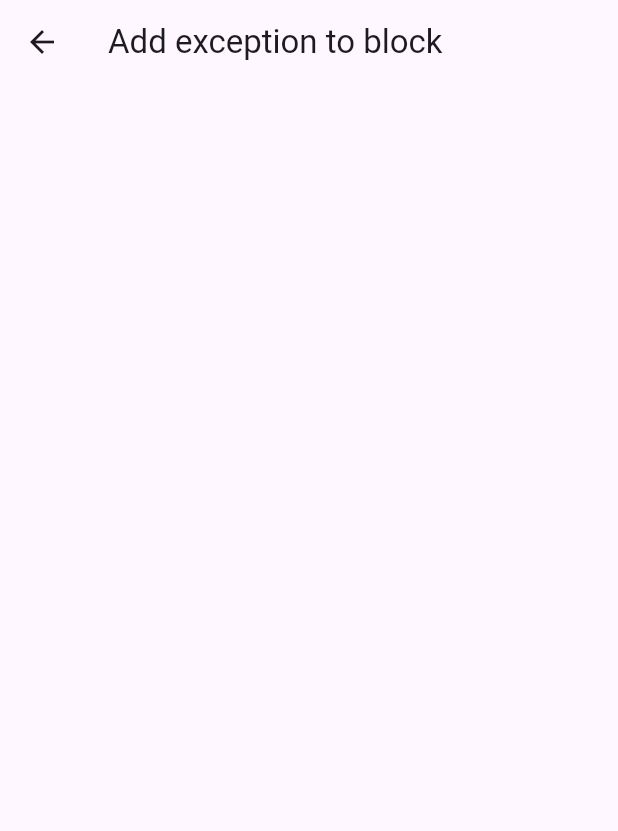
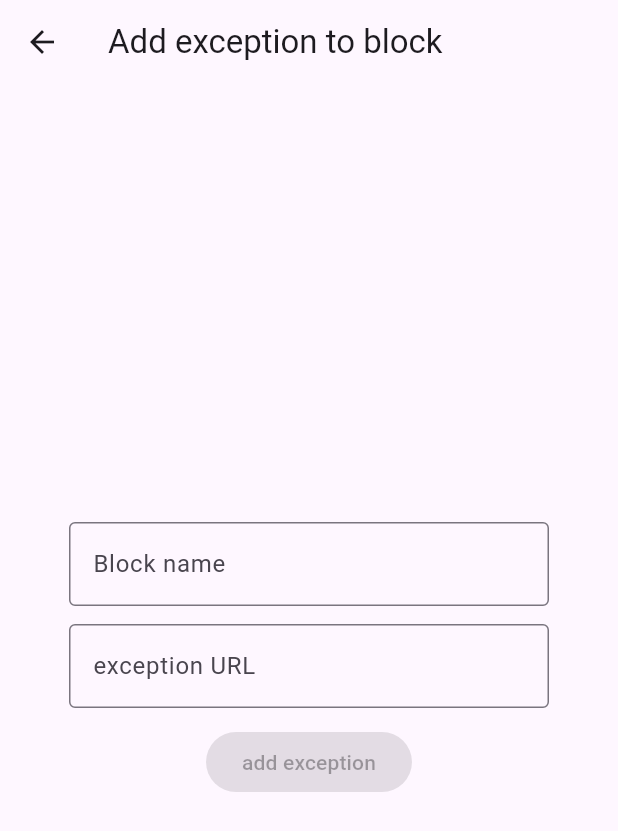
Before and after one commit to DamirGalimzhanovUVA/cold-turkey-remote-controller, a Flutter app: the AddExceptionPage screen opened directly, on a phone screen of 412 x 824 dp. Shown: the top 831 px of the screen. Run offline on Flutter 3.47's test engine with Material 3 defaults, Android fonts, the phone set to English and light mode, and no system bars.

Commit message:
Added form submission buttons for "unlock block" and "add exception" pages

```diff
--- a/lib/main.dart
+++ b/lib/main.dart
@@ -164,7 +164,31 @@ class AddExceptionPage extends StatelessWidget {
   Widget build(BuildContext context) {
     return Scaffold(
       appBar: AppBar(title: const Text('Add exception to block')),
-      body: const SizedBox.shrink(),
+      body: const Center(
+        child: SizedBox(
+          width: 320,
+          child: Column(
+            mainAxisSize: MainAxisSize.min,
+            children: [
+              TextField(
+                decoration: InputDecoration(
+                  border: OutlineInputBorder(),
+                  labelText: 'Block name',
+                ),
+              ),
+              SizedBox(height: 12),
+              TextField(
+                decoration: InputDecoration(
+                  border: OutlineInputBorder(),
+                  labelText: 'exception URL',
+                ),
+              ),
+              SizedBox(height: 12),
+              FilledButton(onPressed: null, child: Text('add exception')),
+            ],
+          ),
+        ),
+      ),
     );
   }
 }
@@ -176,7 +200,31 @@ class UnlockPage extends StatelessWidget {
   Widget build(BuildContext context) {
     return Scaffold(
       appBar: AppBar(title: const Text('Unlock block')),
-      body: const SizedBox.shrink(),
+      body: Center(
+        child: SizedBox(
+          width: 320,
+          child: Column(
+            mainAxisSize: MainAxisSize.min,
+            children: [
+              const TextField(
+                decoration: InputDecoration(
+                  border: OutlineInputBorder(),
+                  labelText: 'Block name',
+                ),
+              ),
+              const SizedBox(height: 12),
+              const TextField(
+                decoration: InputDecoration(
+                  border: OutlineInputBorder(),
+                  labelText: 'unlock duration',
+                ),
+              ),
+              const SizedBox(height: 12),
+              FilledButton(onPressed: () {}, child: const Text('Unlock block')),
+            ],
+          ),
+        ),
+      ),
     );
   }
 }
```
Also changed, not shown: 1 other file.
